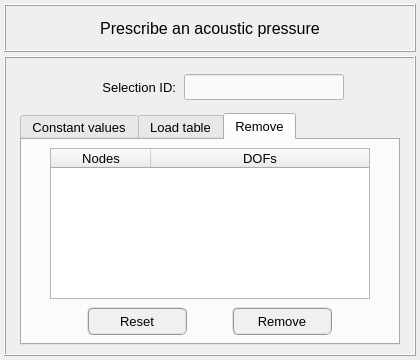
Above: pulse/interface/ui_files/model/setup/acoustic/acoustic_pressure_input.ui from open-pulse/OpenPulse before the change. Below: the same form after it.
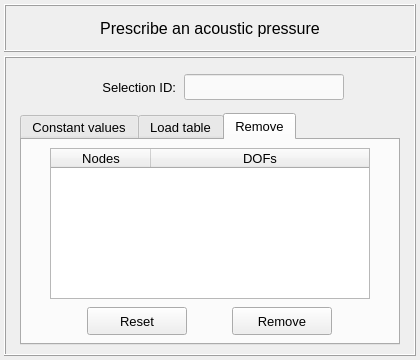
That is the form after the change. The open tabs and pages were chosen to show the change.

Commit message: Review of acoustic model inputs

```diff
--- a/pulse/interface/ui_files/model/setup/acoustic/acoustic_pressure_input.ui
+++ b/pulse/interface/ui_files/model/setup/acoustic/acoustic_pressure_input.ui
@@ -1138,10 +1138,7 @@
                 </font>
                </property>
                <property name="styleSheet">
-                <string notr="true">QPushButton{border-radius: 6px; border-color: rgb(150, 150, 150); border-style: ridge; border-width: 2px; color: rgb(0, 0, 0); background-color: rgb(240, 240, 240)}
-QPushButton:hover{border-radius: 6px; border-color: rgb(0, 170, 255); border-style: ridge; border-width: 2px; color: rgb(0, 0, 0); background-color: rgba(174, 213, 255, 100)}
-QPushButton:pressed{border-radius: 6px; border-color: rgb(0, 170, 255); border-style: ridge; border-width: 2px; color: rgb(0, 0, 0); background-color: rgb(174, 213, 255)}
-QPushButton:disabled{border-radius: 6px; border-color: rgb(150, 150, 150); border-style: ridge; border-width: 0px; color: rgb(150,150, 150); background-color: rgb(220, 220, 220)}</string>
+                <string notr="true"/>
                </property>
                <property name="text">
                 <string>Reset</string>
@@ -1172,10 +1169,7 @@
                 </font>
                </property>
                <property name="styleSheet">
-                <string notr="true">QPushButton{border-radius: 6px; border-color: rgb(150, 150, 150); border-style: ridge; border-width: 2px; color: rgb(0, 0, 0); background-color: rgb(240, 240, 240)}
-QPushButton:hover{border-radius: 6px; border-color: rgb(0, 170, 255); border-style: ridge; border-width: 2px; color: rgb(0, 0, 0); background-color: rgba(174, 213, 255, 100)}
-QPushButton:pressed{border-radius: 6px; border-color: rgb(0, 170, 255); border-style: ridge; border-width: 2px; color: rgb(0, 0, 0); background-color: rgb(174, 213, 255)}
-QPushButton:disabled{border-radius: 6px; border-color: rgb(150, 150, 150); border-style: ridge; border-width: 0px; color: rgb(150,150, 150); background-color: rgb(220, 220, 220)}</string>
+                <string notr="true"/>
                </property>
                <property name="text">
                 <string>Remove</string>
```
Left out of the diff: 14 changed lines with no effect on the pictures. The commit also changes 8 other files.
